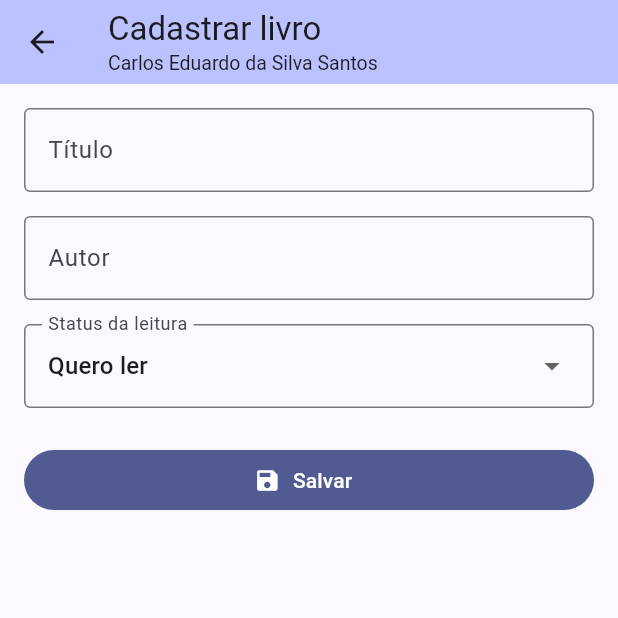
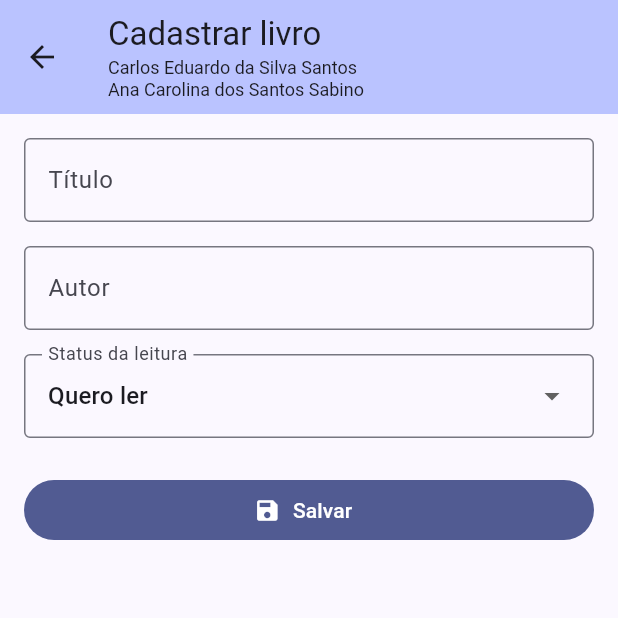
Before and after one commit to cardevv/App-Leituras, a Flutter app: the screen it shows after launch, after a tap on the "add" icon, on a phone screen of 412 x 824 dp, the top half of it. Run offline on Flutter 3.47's test engine with Material 3 defaults, Android fonts, the phone set to English and light mode, and no system bars; our stand-ins replace shared_preferences.

Commit message:
Adiciona Ana Carolina dos Santos Sabino como integrante
Nome incluído na AppBar das duas telas, no comentário de cabeçalho dos arquivos, no README e no teste.

```diff
--- a/lib/main.dart
+++ b/lib/main.dart
@@ -1,5 +1,6 @@
 // TP7 - App de Organização de Leituras
-// Integrante: Carlos Eduardo da Silva Santos
+// Integrantes: Carlos Eduardo da Silva Santos
+//              Ana Carolina dos Santos Sabino
 
 import 'package:flutter/material.dart';
 
--- a/lib/models/livro.dart
+++ b/lib/models/livro.dart
@@ -1,5 +1,6 @@
 // TP7 - App de Organização de Leituras
-// Integrante: Carlos Eduardo da Silva Santos
+// Integrantes: Carlos Eduardo da Silva Santos
+//              Ana Carolina dos Santos Sabino
 
 import 'dart:convert';
 
--- a/lib/screens/cadastro_screen.dart
+++ b/lib/screens/cadastro_screen.dart
@@ -1,5 +1,6 @@
 // TP7 - App de Organização de Leituras
-// Integrante: Carlos Eduardo da Silva Santos
+// Integrantes: Carlos Eduardo da Silva Santos
+//              Ana Carolina dos Santos Sabino
 
 import 'package:flutter/material.dart';
 
@@ -51,14 +52,15 @@ class _CadastroScreenState extends State<CadastroScreen> {
   Widget build(BuildContext context) {
     return Scaffold(
       appBar: AppBar(
+        toolbarHeight: 76,
         backgroundColor: Theme.of(context).colorScheme.inversePrimary,
         title: const Column(
           crossAxisAlignment: CrossAxisAlignment.start,
           children: [
             Text('Cadastrar livro'),
             Text(
-              'Carlos Eduardo da Silva Santos',
-              style: TextStyle(fontSize: 13),
+              'Carlos Eduardo da Silva Santos\nAna Carolina dos Santos Sabino',
+              style: TextStyle(fontSize: 12),
             ),
           ],
         ),
--- a/lib/screens/home_screen.dart
+++ b/lib/screens/home_screen.dart
@@ -1,5 +1,6 @@
 // TP7 - App de Organização de Leituras
-// Integrante: Carlos Eduardo da Silva Santos
+// Integrantes: Carlos Eduardo da Silva Santos
+//              Ana Carolina dos Santos Sabino
 
 import 'package:flutter/material.dart';
 
@@ -79,14 +80,15 @@ class _HomeScreenState extends State<HomeScreen> {
   Widget build(BuildContext context) {
     return Scaffold(
       appBar: AppBar(
+        toolbarHeight: 76,
         backgroundColor: Theme.of(context).colorScheme.inversePrimary,
         title: const Column(
           crossAxisAlignment: CrossAxisAlignment.start,
           children: [
             Text('Minhas Leituras'),
             Text(
-              'Carlos Eduardo da Silva Santos',
-              style: TextStyle(fontSize: 13),
+              'Carlos Eduardo da Silva Santos\nAna Carolina dos Santos Sabino',
+              style: TextStyle(fontSize: 12),
             ),
           ],
         ),
--- a/lib/services/livro_storage.dart
+++ b/lib/services/livro_storage.dart
@@ -1,5 +1,6 @@
 // TP7 - App de Organização de Leituras
-// Integrante: Carlos Eduardo da Silva Santos
+// Integrantes: Carlos Eduardo da Silva Santos
+//              Ana Carolina dos Santos Sabino
 
 import 'package:shared_preferences/shared_preferences.dart';
 
```
Also changed, not shown: 2 other files.
